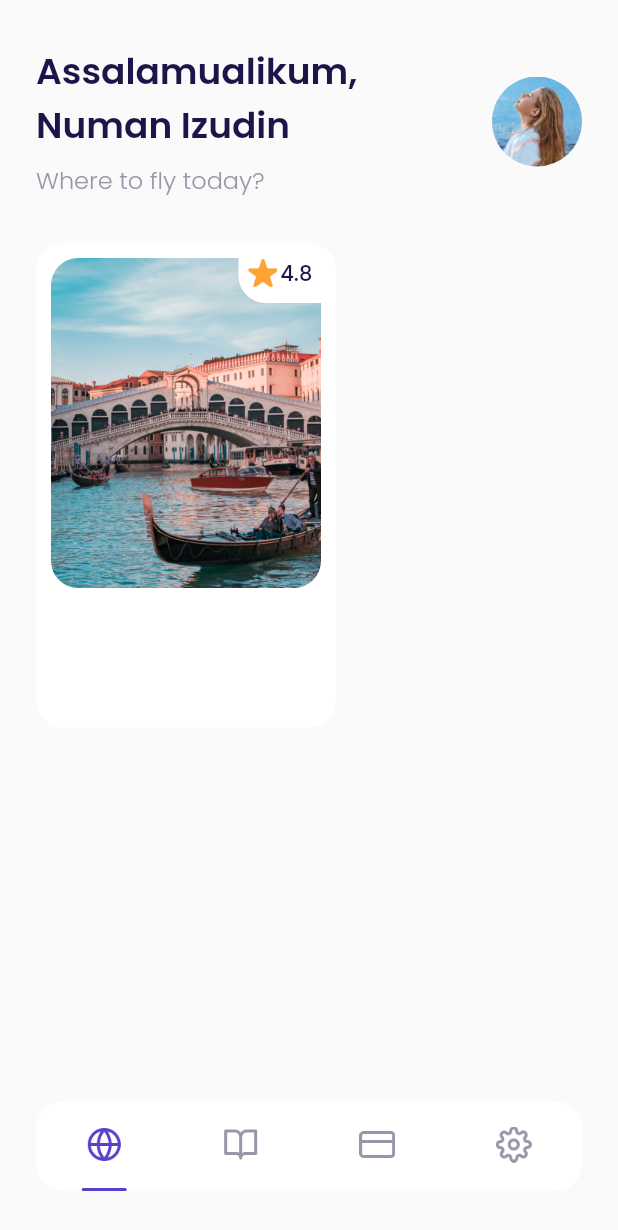
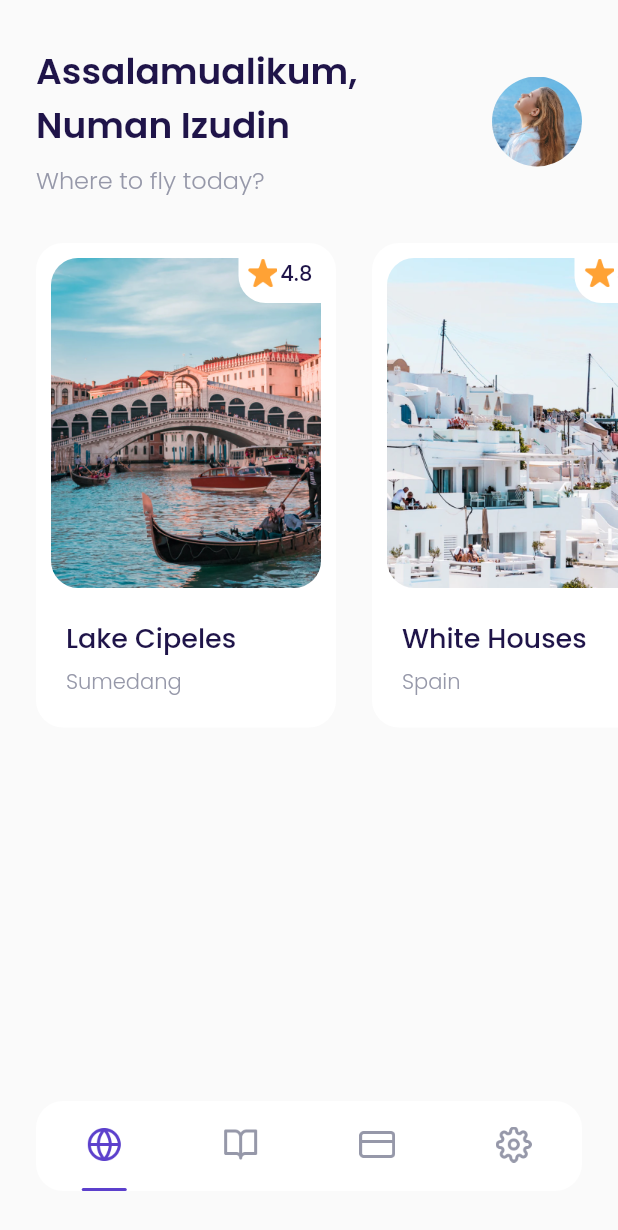
Before and after one commit to numanizudin/airplane, a Flutter app: the MainPage screen opened by its route, on a phone screen of 412 x 824 dp. Shown: the top 1230 px of the screen. Run offline on Flutter 3.47's test engine with Material 2 defaults, Android fonts, the phone set to English and light mode, and no system bars; our stand-ins replace google_fonts.

Commit message:
destination card

```diff
--- a/lib/ui/pages/home_page.dart
+++ b/lib/ui/pages/home_page.dart
@@ -1,4 +1,5 @@
 import 'package:airplane/shared/theme.dart';
+import 'package:airplane/ui/widgets/destination_card.dart';
 import 'package:flutter/material.dart';
 
 class HomePage extends StatelessWidget {
@@ -60,72 +61,42 @@ class HomePage extends StatelessWidget {
     Widget popularDestination() {
       return Container(
         margin: EdgeInsets.only(top: 30),
+        child: SingleChildScrollView(
+          scrollDirection: Axis.horizontal,
           child: Row(
             children: [
-            Container(
-              width: 200,
-              height: 323,
-              margin: EdgeInsets.only(left: defaultMargin),
-              padding: EdgeInsets.all(10),
-              decoration: BoxDecoration(
-                borderRadius: BorderRadius.circular(18),
-                color: kWhiteColor,
+              DestionationCard(
+                name: 'Lake Cipeles',
+                city: 'Sumedang',
+                imageUrl: 'assets/image_destination1.png',
+                rating: 4.8,
               ),
-              child: Column(
-                children: [
-                  Container(
-                    width: 180,
-                    height: 220,
-                    decoration: BoxDecoration(
-                      borderRadius: BorderRadius.circular(18),
-                      image: DecorationImage(
-                        image: AssetImage(
-                          'assets/image_destination1.png',
+              DestionationCard(
+                name: 'White Houses',
+                city: 'Spain',
+                imageUrl: 'assets/image_destination2.png',
+                rating: 4.7,
               ),
+              DestionationCard(
+                name: 'Hill Heyo',
+                city: 'Monaco',
+                imageUrl: 'assets/image_destination3.png',
+                rating: 4.8,
               ),
+              DestionationCard(
+                name: 'Menarra',
+                city: 'Japan',
+                imageUrl: 'assets/image_destination4.png',
+                rating: 5.0,
               ),
-                    child: Align(
-                      alignment: Alignment.topRight,
-                      child: Container(
-                        width: 55,
-                        height: 30,
-                        decoration: BoxDecoration(
-                          color: kWhiteColor,
-                          borderRadius: BorderRadius.only(
-                            bottomLeft: Radius.circular(18),
-                          ),
-                        ),
-                        child: Row(
-                          mainAxisAlignment: MainAxisAlignment.center,
-                          crossAxisAlignment: CrossAxisAlignment.start,
-                          children: [
-                            Container(
-                              height: 20,
-                              width: 20,
-                              margin: EdgeInsets.only(right: 2),
-                              decoration: BoxDecoration(
-                                image: DecorationImage(
-                                  image: AssetImage(
-                                    'assets/icon_star.png',
-                                  ),
-                                ),
-                              ),
-                            ),
-                            Text(
-                              '4.8',
-                              style: blackTextStyle.copyWith(
-                                fontWeight: medium,
-                              ),
+              DestionationCard(
+                name: 'Payung Teduh',
+                city: 'Singapore',
+                imageUrl: 'assets/image_destination5.png',
+                rating: 4.8,
               ),
             ],
           ),
-                      ),
-                    ),
-                  ),
-                ],
-              ),
-            ),
-          ],
         ),
       );
     }
--- /dev/null
+++ b/lib/ui/widgets/destination_card.dart
@@ -0,0 +1,110 @@
+import 'package:airplane/shared/theme.dart';
+import 'package:flutter/material.dart';
+
+class DestionationCard extends StatelessWidget {
+  final String name;
+  final String city;
+  final String imageUrl;
+  final double rating;
+
+  const DestionationCard({
+    Key? key,
+    required this.name,
+    required this.city,
+    required this.imageUrl,
+    this.rating = 0.0,
+  }) : super(key: key);
+
+  @override
+  Widget build(BuildContext context) {
+    return Container(
+      width: 200,
+      height: 323,
+      margin: EdgeInsets.only(left: defaultMargin),
+      padding: EdgeInsets.all(10),
+      decoration: BoxDecoration(
+        borderRadius: BorderRadius.circular(18),
+        color: kWhiteColor,
+      ),
+      child: Column(
+        crossAxisAlignment: CrossAxisAlignment.start,
+        children: [
+          Container(
+            width: 180,
+            height: 220,
+            margin: EdgeInsets.only(bottom: 20),
+            decoration: BoxDecoration(
+              borderRadius: BorderRadius.circular(18),
+              image: DecorationImage(
+                image: AssetImage(
+                  imageUrl,
+                ),
+              ),
+            ),
+            child: Align(
+              alignment: Alignment.topRight,
+              child: Container(
+                width: 55,
+                height: 30,
+                decoration: BoxDecoration(
+                  color: kWhiteColor,
+                  borderRadius: BorderRadius.only(
+                    bottomLeft: Radius.circular(18),
+                  ),
+                ),
+                child: Row(
+                  mainAxisAlignment: MainAxisAlignment.center,
+                  crossAxisAlignment: CrossAxisAlignment.start,
+                  children: [
+                    Container(
+                      height: 20,
+                      width: 20,
+                      margin: EdgeInsets.only(right: 2),
+                      decoration: BoxDecoration(
+                        image: DecorationImage(
+                          image: AssetImage(
+                            'assets/icon_star.png',
+                          ),
+                        ),
+                      ),
+                    ),
+                    Text(
+                      rating.toString(),
+                      style: blackTextStyle.copyWith(
+                        fontWeight: medium,
+                      ),
+                    ),
+                  ],
+                ),
+              ),
+            ),
+          ),
+          Container(
+            margin: EdgeInsets.only(left: 10),
+            child: Column(
+              crossAxisAlignment: CrossAxisAlignment.start,
+              children: [
+                Text(
+                  name,
+                  style: blackTextStyle.copyWith(
+                    fontSize: 18,
+                    fontWeight: medium,
+                  ),
+                ),
+                SizedBox(
+                  height: 5,
+                ),
+                Text(
+                  city,
+                  style: greyTextStyle.copyWith(
+                    fontWeight: light,
+                  ),
+                ),
+              ],
+            ),
+          ),
+        ],
+      ),
+    );
+  }
+}
```
Lines whose indentation alone changed are shown as unchanged.
